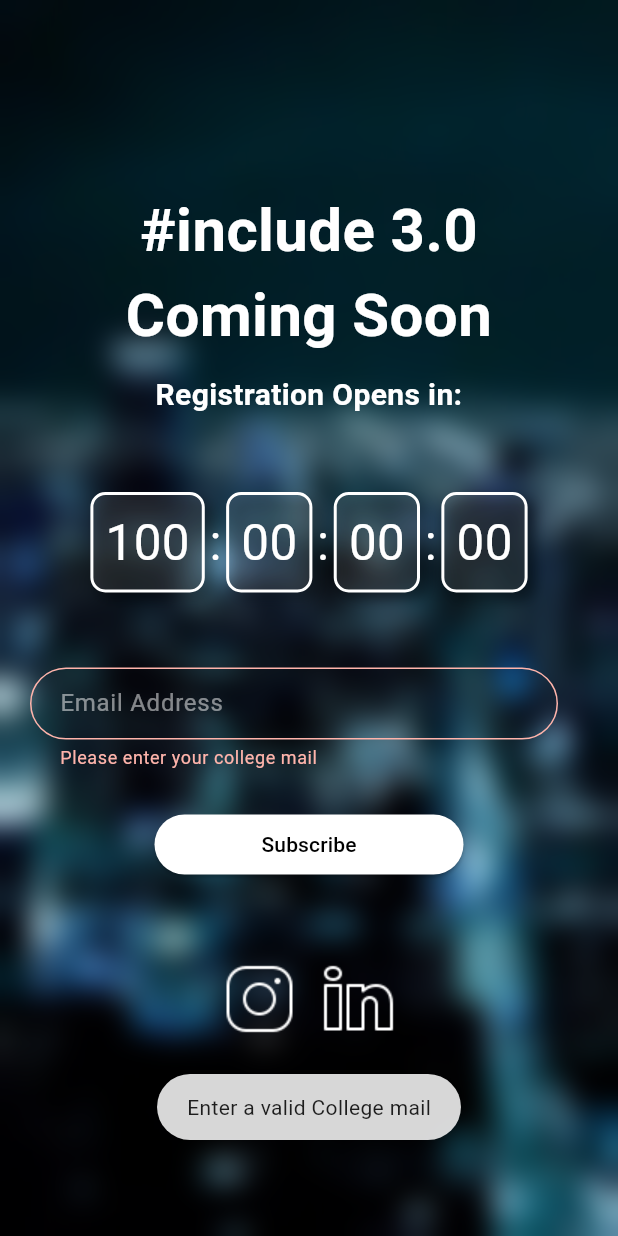
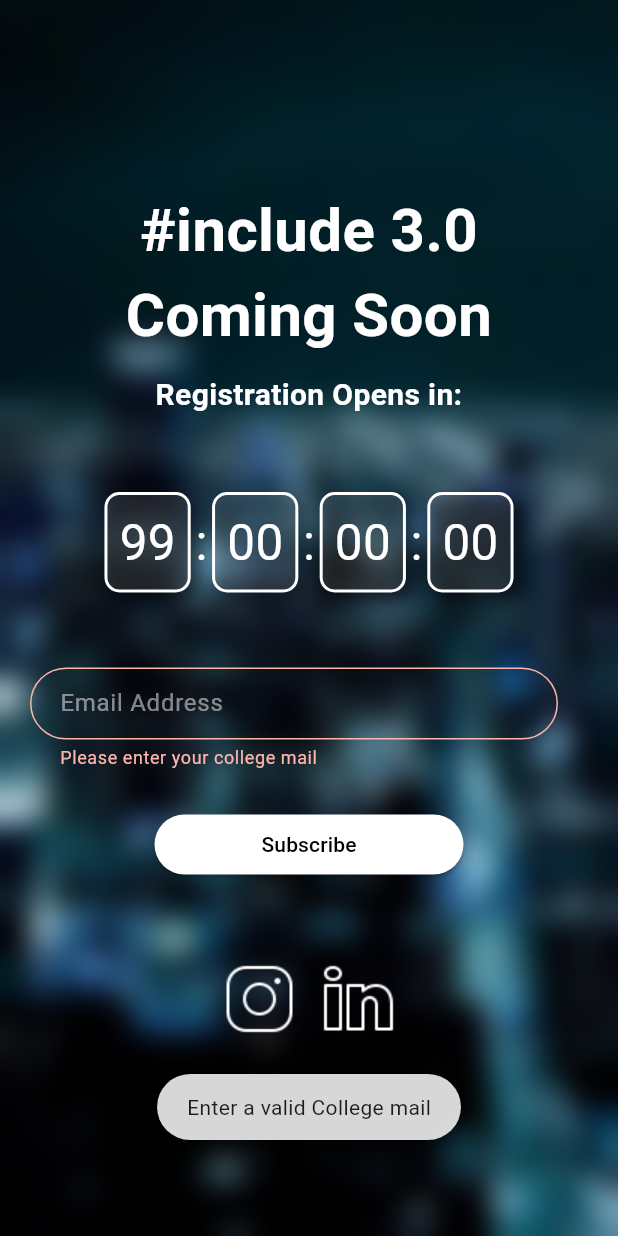
Before and after one commit to lakshya1goel/PC-Website, a Flutter app: the screen it shows after launch, after a tap on "Subscribe", on a phone screen of 412 x 824 dp. Run offline on Flutter 3.47's test engine with Material 3 defaults, Android fonts, the phone set to English and light mode, and no system bars; our stand-ins replace flutter_dotenv, fluttertoast, go_router, lottie, slide_countdown, url_strategy; missing offline and left inert: dart:js, g_recaptcha_v3, simple_animated_button; network calls fail.

Commit message:
improved timer loading logic

```diff
--- a/lib/views/screens/landing_screen/landing_page.dart
+++ b/lib/views/screens/landing_screen/landing_page.dart
@@ -20,31 +20,25 @@ class LandingPage extends StatefulWidget {
 }
 
 class _LandingPageState extends State<LandingPage> {
-  Duration? timeLeft;
   String baseUrl = dotenv.get('API_BASE_URL');
   TextEditingController emailController = TextEditingController();
 
   @override
   void initState() {
-    WidgetsBinding.instance.addPostFrameCallback((_) {
-      fetchData();
-    });
     super.initState();
   }
 
-  Future<void> fetchData() async {
+  Future<Duration> fetchData() async {
     try {
       Duration duration = await ApiService(baseUrl).parseDurationFromAPI();
-      setState(() {
-        timeLeft = duration;
-      });
+      return duration;
     } catch (e) {
       print('Error fetching data: $e');
+      return const Duration(days: 99);
     }
   }
 
   final GlobalKey<FormState> formKey = GlobalKey<FormState>();
-  bool timerOver = false;
 
   @override
   Widget build(BuildContext context) {
@@ -65,12 +59,20 @@ class _LandingPageState extends State<LandingPage> {
               filter: ImageFilter.blur(sigmaX: 10.0, sigmaY: 10.0),
               child: SingleChildScrollView(
                 child: Column(
+                  children: [
+                    FutureBuilder(
+                      future: fetchData(),
+                      builder: (BuildContext context, AsyncSnapshot<dynamic> snapshot) {
+                        if(snapshot.connectionState == ConnectionState.done && snapshot.hasData){
+                          Duration timeLeft = snapshot.data;
+                          // Duration timeLeft = Duration(seconds: 5);
+                          bool registrationReady = timeLeft.inSeconds > 0;
+                          return Column(
                             crossAxisAlignment: CrossAxisAlignment.center,
-
                             mainAxisAlignment: MainAxisAlignment.center,
                             children: [
                               Text(
-                      timerOver?'Register for #include 3.0':'#include 3.0 Coming Soon',
+                                !registrationReady?'Register for #include 3.0':'#include 3.0 Coming Soon',
                                 style: TextStyle(
                                   fontSize: max(40, screenWidth * 0.05),
                                   color: Colors.white,
@@ -80,7 +82,7 @@ class _LandingPageState extends State<LandingPage> {
                               ),
                               const SizedBox(height: 10),
                               Text(
-                      timerOver?'':'Registration Opens in:',
+                                !registrationReady?'':'Registration Opens in:',
                                 style: const TextStyle(
                                   fontSize: 20,
                                   color: Colors.white,
@@ -88,10 +90,9 @@ class _LandingPageState extends State<LandingPage> {
                                 ),
                                 textAlign: TextAlign.center,
                               ),
-
-                    SizedBox(height: timerOver?20:(screenWidth < 500 ? 50 : 100)),
+                              SizedBox(height: !registrationReady?20:(screenWidth < 500 ? 50 : 100)),
                               SlideCountdownSeparated(
-                      duration: timeLeft??const Duration(days: 100),
+                                duration: timeLeft,
                                 style: TextStyle(
                                   fontSize: screenWidth < 500 ? screenWidth * 0.08 : 50,
                                   color: Colors.white,
@@ -118,14 +119,10 @@ class _LandingPageState extends State<LandingPage> {
                                 ),
                                 padding: EdgeInsets.all(max(8, screenWidth * 0.015)),
                                 replacement: const RegisterNowButton(),
-                      onDone: (){
-                          setState(() {
-                            timerOver = true;
-                          });
-                      },
+                                onChanged: (Duration d){ if(d.inSeconds == 0){setState(() {});}},
                               ),
                               const SizedBox(height: 50),
-                    if(!timerOver)SizedBox(
+                              if(registrationReady)SizedBox(
                                 width: max(380, screenWidth * 0.2),
                                 child: Form(
                                   autovalidateMode: AutovalidateMode.disabled,
@@ -174,7 +171,6 @@ class _LandingPageState extends State<LandingPage> {
                                             else{
                                               CustomToasts().showToast([false,'Enter a valid College mail']);
                                             }
-
                                           },
                                         ),
                                       const SizedBox(height: 50),
@@ -182,6 +178,13 @@ class _LandingPageState extends State<LandingPage> {
                                   ),
                                 ),
                               ),
+                            ],
+                          );
+                        }
+                        else{
+                          return Container();
+                        }
+                      },),
                     SocialMediaIconsRow(
                         socialMediaIcons: socialMediaIcons),
                   ],
@@ -192,5 +195,10 @@ class _LandingPageState extends State<LandingPage> {
         ),
       ),
     );
+
+    /*
+    SocialMediaIconsRow(
+                        socialMediaIcons: socialMediaIcons),
+     */
   }
 }
--- a/lib/views/screens/registration/registration_page.dart
+++ b/lib/views/screens/registration/registration_page.dart
@@ -286,7 +286,11 @@ class _RegistrationPageState extends State<RegistrationPage> {
                                 );
                                 var responseBody = jsonDecode(response.body);
                                 if (response.statusCode == 201) {
+                                  firstName.dispose();lastName.dispose();contactNo.dispose();
+                                  email.dispose();studentNumber.dispose();hackerrankId.dispose();
+                                  universityRollNo.dispose();
                                   CustomToasts().showToast([true, responseBody['message']]);
+
                                   router.go('/thankyou');
                                 }
                                 else {
```
Lines whose indentation alone changed are shown as unchanged.
